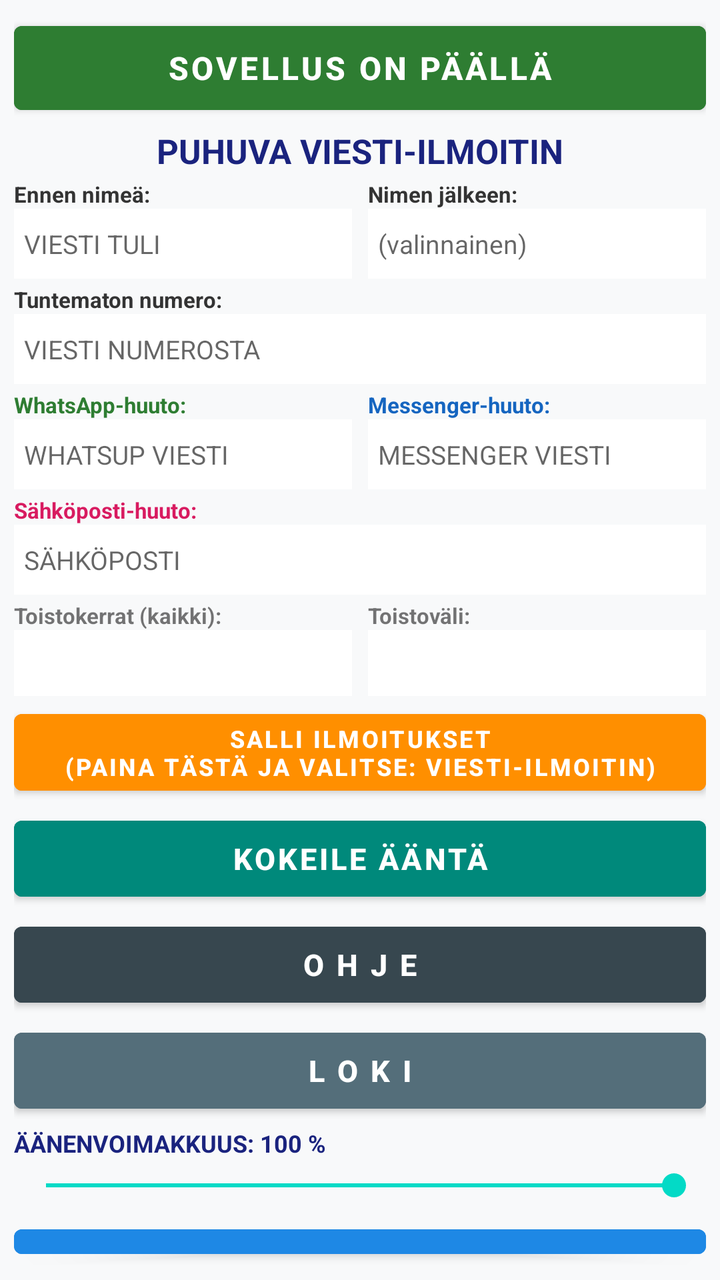
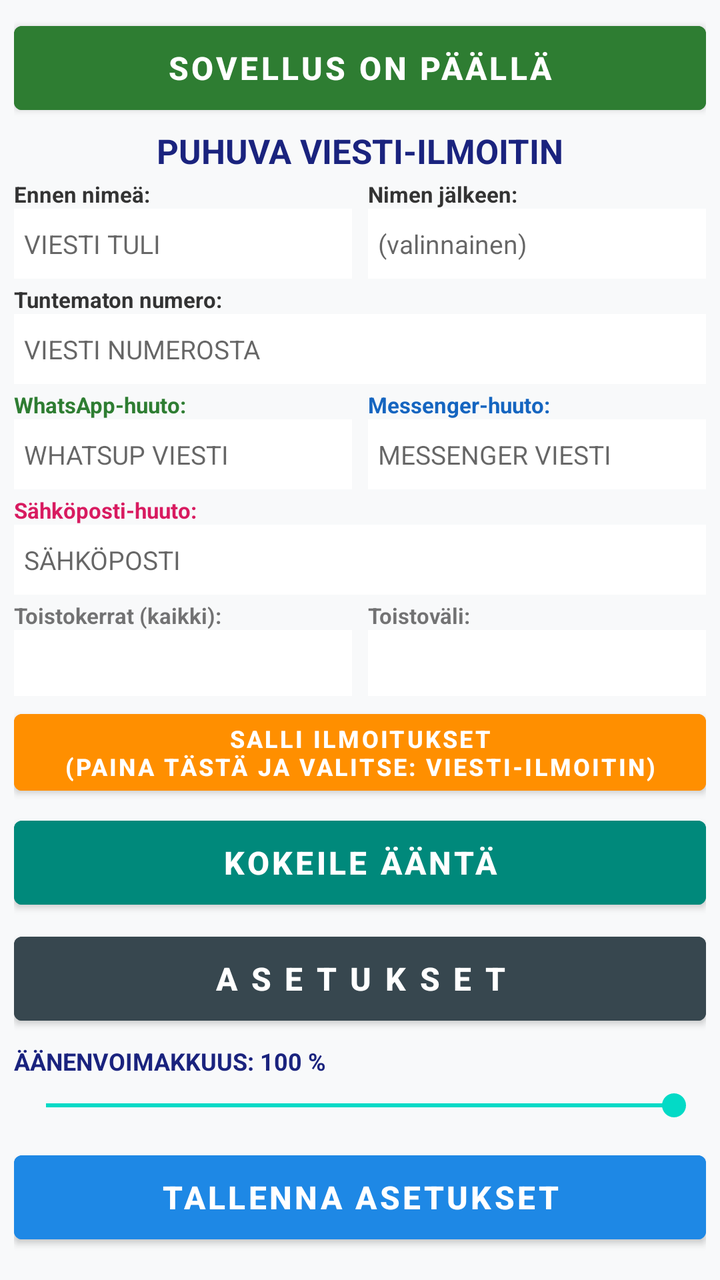

The first picture is an Android layout as it rendered before a commit; the second is the same layout after the commit. The layout source and the unified diff follow.
<!-- AndroidManifest.xml: application theme Theme.ViestiIlmoitin -->
<!-- res/layout/activity_main.xml -->
<?xml version="1.0" encoding="utf-8"?>
<LinearLayout xmlns:android="http://schemas.android.com/apk/res/android"
    android:layout_width="match_parent"
    android:layout_height="match_parent"
    android:orientation="vertical"
    android:padding="7dp"
    android:background="#F8F9FA">

    
    <Button
        android:id="@+id/btnMasterSwitch"
        android:layout_width="match_parent"
        android:layout_height="wrap_content"
        android:minHeight="54dp"
        android:paddingTop="6dp"
        android:paddingBottom="6dp"
        android:text="SOVELLUS ON PÄÄLLÄ"
        android:textSize="16sp"
        android:textStyle="bold"
        android:textColor="#FFFFFF"
        android:backgroundTint="#2E7D32"
        android:layout_marginBottom="3dp" />

    <TextView
        android:layout_width="match_parent"
        android:layout_height="wrap_content"
        android:text="PUHUVA VIESTI-ILMOITIN"
        android:textSize="17sp"
        android:textStyle="bold"
        android:gravity="center"
        android:textColor="#1A237E"
        android:layout_marginBottom="3dp" />

    
    <LinearLayout
        android:layout_width="match_parent"
        android:layout_height="wrap_content"
        android:orientation="horizontal"
        android:layout_marginBottom="3dp">

        <LinearLayout
            android:layout_width="0dp"
            android:layout_height="wrap_content"
            android:layout_weight="1"
            android:orientation="vertical"
            android:layout_marginEnd="4dp">
            <TextView
                android:layout_width="wrap_content"
                android:layout_height="wrap_content"
                android:text="Ennen nimeä:"
                android:textSize="11sp"
                android:textStyle="bold"
                android:textColor="#333333" />
            <EditText
                android:id="@+id/editPrefix"
                android:layout_width="match_parent"
                android:layout_height="35dp"
                android:background="#FFFFFF"
                android:padding="5dp"
                android:hint="VIESTI TULI "
                android:singleLine="true"
                android:inputType="text"
                android:scrollHorizontally="true"
                android:textSize="13sp" />
        </LinearLayout>

        <LinearLayout
            android:layout_width="0dp"
            android:layout_height="wrap_content"
            android:layout_weight="1"
            android:orientation="vertical"
            android:layout_marginStart="4dp">
            <TextView
                android:layout_width="wrap_content"
                android:layout_height="wrap_content"
                android:text="Nimen jälkeen:"
                android:textSize="11sp"
                android:textStyle="bold"
                android:textColor="#333333" />
            <EditText
                android:id="@+id/editSuffix"
                android:layout_width="match_parent"
                android:layout_height="35dp"
                android:background="#FFFFFF"
                android:padding="5dp"
                android:hint="(valinnainen)"
                android:singleLine="true"
                android:inputType="text"
                android:scrollHorizontally="true"
                android:textSize="13sp" />
        </LinearLayout>
    </LinearLayout>

    
    <TextView
        android:layout_width="wrap_content"
        android:layout_height="wrap_content"
        android:text="Tuntematon numero:"
        android:textSize="11sp"
        android:textStyle="bold"
        android:textColor="#333333" />

    <EditText
        android:id="@+id/editUnknown"
        android:layout_width="match_parent"
        android:layout_height="35dp"
        android:background="#FFFFFF"
        android:padding="5dp"
        android:hint="VIESTI NUMEROSTA "
        android:singleLine="true"
        android:inputType="text"
        android:scrollHorizontally="true"
        android:textSize="13sp"
        android:layout_marginBottom="3dp" />

    
    <LinearLayout
        android:layout_width="match_parent"
        android:layout_height="wrap_content"
        android:orientation="horizontal"
        android:layout_marginBottom="3dp">

        <LinearLayout
            android:layout_width="0dp"
            android:layout_height="wrap_content"
            android:layout_weight="1"
            android:orientation="vertical"
            android:layout_marginEnd="4dp">
            <TextView
                android:layout_width="wrap_content"
                android:layout_height="wrap_content"
                android:text="WhatsApp-huuto:"
                android:textSize="11sp"
                android:textStyle="bold"
                android:textColor="#2E7D32" />
            <EditText
                android:id="@+id/editWhatsApp"
                android:layout_width="match_parent"
                android:layout_height="35dp"
                android:background="#FFFFFF"
                android:padding="5dp"
                android:hint="WHATSUP VIESTI"
                android:singleLine="true"
                android:inputType="text"
                android:scrollHorizontally="true"
                android:textSize="13sp" />
        </LinearLayout>

        <LinearLayout
            android:layout_width="0dp"
            android:layout_height="wrap_content"
            android:layout_weight="1"
            android:orientation="vertical"
            android:layout_marginStart="4dp">
            <TextView
                android:layout_width="wrap_content"
                android:layout_height="wrap_content"
                android:text="Messenger-huuto:"
                android:textSize="11sp"
                android:textStyle="bold"
                android:textColor="#1565C0" />
            <EditText
                android:id="@+id/editMessenger"
                android:layout_width="match_parent"
                android:layout_height="35dp"
                android:background="#FFFFFF"
                android:padding="5dp"
                android:hint="MESSENGER VIESTI"
                android:singleLine="true"
                android:inputType="text"
                android:scrollHorizontally="true"
                android:textSize="13sp" />
        </LinearLayout>
    </LinearLayout>

    
    <TextView
        android:layout_width="wrap_content"
        android:layout_height="wrap_content"
        android:text="Sähköposti-huuto:"
        android:textSize="11sp"
        android:textStyle="bold"
        android:textColor="#D81B60" />

    <EditText
        android:id="@+id/editEmail"
        android:layout_width="match_parent"
        android:layout_height="35dp"
        android:background="#FFFFFF"
        android:padding="5dp"
        android:hint="SÄHKÖPOSTI"
        android:singleLine="true"
        android:inputType="text"
        android:scrollHorizontally="true"
        android:textSize="13sp"
        android:layout_marginBottom="3dp" />

    
    <LinearLayout
        android:layout_width="match_parent"
        android:layout_height="wrap_content"
        android:orientation="horizontal"
        android:layout_marginBottom="3dp">

        <LinearLayout
            android:layout_width="0dp"
            android:layout_height="wrap_content"
            android:layout_weight="1"
            android:orientation="vertical"
            android:layout_marginEnd="4dp">
            <TextView
                android:layout_width="wrap_content"
                android:layout_height="wrap_content"
                android:text="Toistokerrat (kaikki):"
                android:textSize="11sp"
                android:textStyle="bold"/>
            <Spinner
                android:id="@+id/spinnerRepeats"
                android:layout_width="match_parent"
                android:layout_height="33dp"
                android:background="#FFFFFF" />
        </LinearLayout>

        <LinearLayout
            android:layout_width="0dp"
            android:layout_height="wrap_content"
            android:layout_weight="1"
            android:orientation="vertical"
            android:layout_marginStart="4dp">
            <TextView
                android:layout_width="wrap_content"
                android:layout_height="wrap_content"
                android:text="Toistoväli:"
                android:textSize="11sp"
                android:textStyle="bold"/>
            <Spinner
                android:id="@+id/spinnerInterval"
                android:layout_width="match_parent"
                android:layout_height="33dp"
                android:background="#FFFFFF" />
        </LinearLayout>
    </LinearLayout>

    
    <Button
        android:id="@+id/btnNotificationPermission"
        android:layout_width="match_parent"
        android:layout_height="wrap_content"
        android:minHeight="44dp"
        android:padding="4dp"
        android:text="SALLI ILMOITUKSET\n(Paina tästä ja valitse: Viesti-Ilmoitin)"
        android:textSize="12sp"
        android:textStyle="bold"
        android:backgroundTint="#FF8F00"
        android:textColor="#FFFFFF"
        android:layout_marginBottom="3dp" />

    
    <Button
        android:id="@+id/btnTest"
        android:layout_width="match_parent"
        android:layout_height="wrap_content"
        android:minHeight="50dp"
        android:paddingTop="6dp"
        android:paddingBottom="6dp"
        android:text="KOKEILE ÄÄNTÄ"
        android:textSize="15sp"
        android:textStyle="bold"
        android:backgroundTint="#00897B"
        android:textColor="#FFFFFF"
        android:layout_marginBottom="3dp" />

    
    <Button
        android:id="@+id/btnHelp"
        android:layout_width="match_parent"
        android:layout_height="wrap_content"
        android:minHeight="50dp"
        android:paddingTop="6dp"
        android:paddingBottom="6dp"
        android:text="O H J E"
        android:textSize="15sp"
        android:textStyle="bold"
        android:backgroundTint="#37474F"
        android:textColor="#FFFFFF"
        android:layout_marginBottom="3dp" />

    
    <Button
        android:id="@+id/btnLog"
        android:layout_width="match_parent"
        android:layout_height="wrap_content"
        android:minHeight="50dp"
        android:paddingTop="6dp"
        android:paddingBottom="6dp"
        android:text="L O K I"
        android:textSize="15sp"
        android:textStyle="bold"
        android:backgroundTint="#546E7A"
        android:textColor="#FFFFFF"
        android:layout_marginBottom="3dp" />

    
    <TextView
        android:id="@+id/tvVolumeLabel"
        android:layout_width="match_parent"
        android:layout_height="wrap_content"
        android:text="ÄÄNENVOIMAKKUUS: 100 %"
        android:textSize="12sp"
        android:textStyle="bold"
        android:textColor="#1A237E"
        android:layout_marginBottom="1dp" />

    <SeekBar
        android:id="@+id/seekBarVolume"
        android:layout_width="match_parent"
        android:layout_height="24dp"
        android:max="100"
        android:progress="100"
        android:layout_marginBottom="4dp" />

    
    <Button
        android:id="@+id/btnSave"
        android:layout_width="match_parent"
        android:layout_height="wrap_content"
        android:minHeight="52dp"
        android:paddingTop="6dp"
        android:paddingBottom="6dp"
        android:text="TALLENNA ASETUKSET"
        android:textSize="16sp"
        android:textStyle="bold"
        android:backgroundTint="#1E88E5"
        android:textColor="#FFFFFF" />

</LinearLayout>
<!-- resources referenced by this layout -->
<resources>
  <style name="Theme.ViestiIlmoitin" parent="Theme.MaterialComponents.Light.NoActionBar">
          <item name="colorPrimary">#1E88E5</item>
          <item name="colorPrimaryVariant">#1565C0</item>
          <item name="colorOnPrimary">#FFFFFF</item>
      </style>
</resources>

<!-- the commit's change to res/layout/activity_main.xml (unified diff, before → after) -->
@@ -260,45 +260,30 @@
         android:id="@+id/btnTest"
         android:layout_width="match_parent"
         android:layout_height="wrap_content"
-        android:minHeight="50dp"
+        android:minHeight="54dp"
         android:paddingTop="6dp"
         android:paddingBottom="6dp"
         android:text="KOKEILE ÄÄNTÄ"
-        android:textSize="15sp"
+        android:textSize="16sp"
         android:textStyle="bold"
         android:backgroundTint="#00897B"
         android:textColor="#FFFFFF"
-        android:layout_marginBottom="3dp" />
-
-    
-    <Button
-        android:id="@+id/btnHelp"
-        android:layout_width="match_parent"
-        android:layout_height="wrap_content"
-        android:minHeight="50dp"
+        android:layout_marginBottom="4dp" />
+
+    
+    <Button
+        android:id="@+id/btnSettings"
+        android:layout_width="match_parent"
+        android:layout_height="wrap_content"
+        android:minHeight="54dp"
         android:paddingTop="6dp"
         android:paddingBottom="6dp"
-        android:text="O H J E"
-        android:textSize="15sp"
+        android:text="A S E T U K S E T"
+        android:textSize="16sp"
         android:textStyle="bold"
         android:backgroundTint="#37474F"
         android:textColor="#FFFFFF"
-        android:layout_marginBottom="3dp" />
-
-    
-    <Button
-        android:id="@+id/btnLog"
-        android:layout_width="match_parent"
-        android:layout_height="wrap_content"
-        android:minHeight="50dp"
-        android:paddingTop="6dp"
-        android:paddingBottom="6dp"
-        android:text="L O K I"
-        android:textSize="15sp"
-        android:textStyle="bold"
-        android:backgroundTint="#546E7A"
-        android:textColor="#FFFFFF"
-        android:layout_marginBottom="3dp" />
+        android:layout_marginBottom="6dp" />
 
     
     <TextView
@@ -314,17 +299,17 @@
     <SeekBar
         android:id="@+id/seekBarVolume"
         android:layout_width="match_parent"
-        android:layout_height="24dp"
+        android:layout_height="26dp"
         android:max="100"
         android:progress="100"
-        android:layout_marginBottom="4dp" />
+        android:layout_marginBottom="6dp" />
 
     
     <Button
         android:id="@+id/btnSave"
         android:layout_width="match_parent"
         android:layout_height="wrap_content"
-        android:minHeight="52dp"
+        android:minHeight="54dp"
         android:paddingTop="6dp"
         android:paddingBottom="6dp"
         android:text="TALLENNA ASETUKSET"
